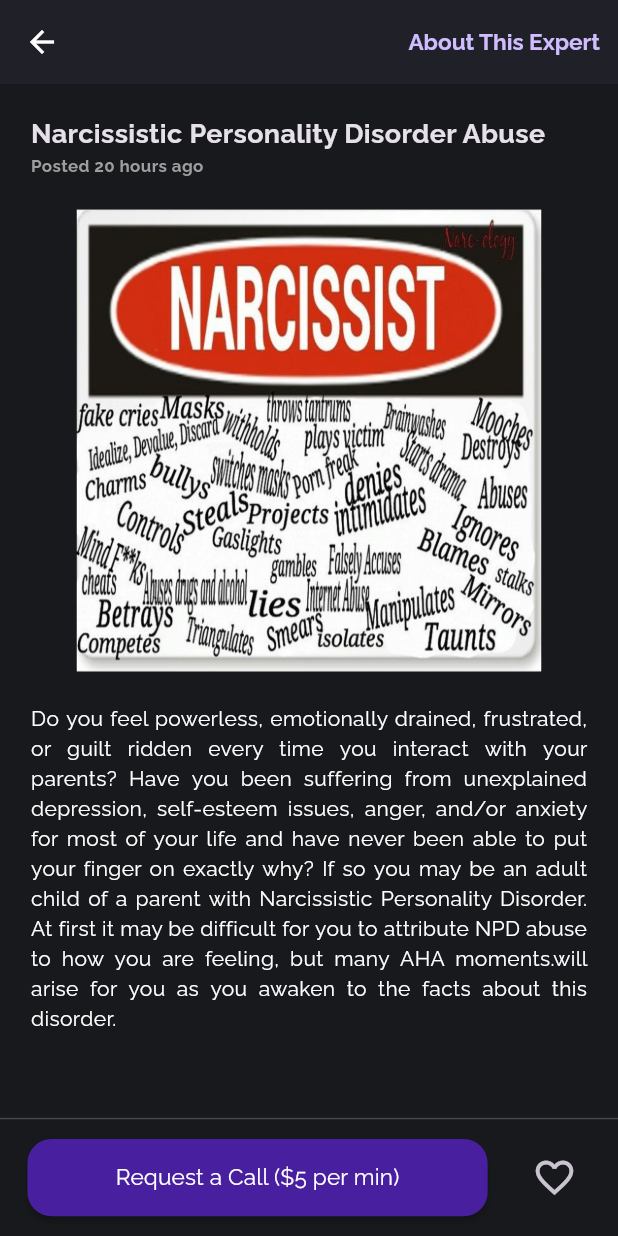
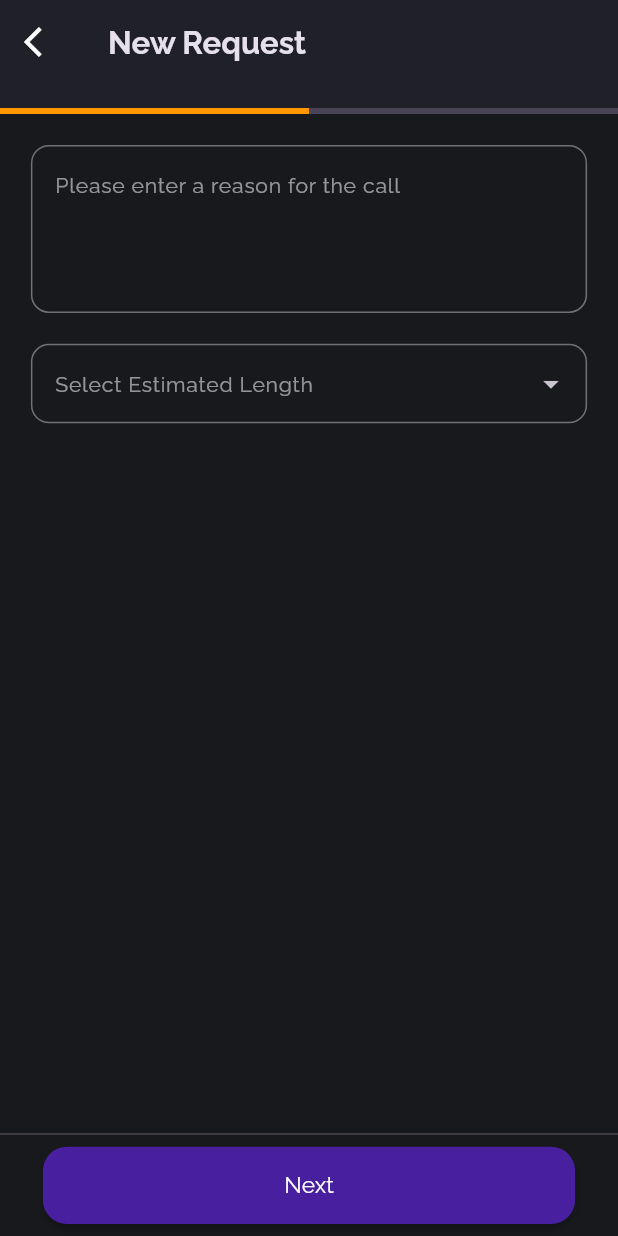
Before and after one commit to adtoba/EarnWise, a Flutter app: the ListingDetailScreen screen opened directly, after a tap on an icon or button, on a phone screen of 412 x 824 dp. Run offline on Flutter 3.47's test engine with Material 3 defaults, Android fonts, the phone set to English and light mode, and no system bars; our stand-ins replace flutter_riverpod, google_fonts, hive, hooks_riverpod; accounts and stored records are empty.

Commit message:
feat: Added some more UI screens

```diff
--- a/lib/src/core/presentation/inputs/app_textfield.dart
+++ b/lib/src/core/presentation/inputs/app_textfield.dart
@@ -96,7 +96,7 @@ class _FiatTextFieldState extends State<AppTextField> {
         prefixIcon: widget.prefix,
         floatingLabelBehavior: widget.floatingLabelBehavior,
         labelStyle: TextStyle(
-          fontSize: config.sp(15),
+          fontSize: config.sp(16),
           fontWeight: FontWeight.normal,
           color: isDarkMode ? Colors.white70 : Colors.grey
         ),
--- a/lib/src/features/home/screens/listing_detail_screen.dart
+++ b/lib/src/features/home/screens/listing_detail_screen.dart
@@ -1,4 +1,5 @@
 import 'package:earnwise/src/core/presentation/buttons/app_button.dart';
+import 'package:earnwise/src/features/home/screens/request_call_screen.dart';
 import 'package:earnwise/src/features/profile/screens/expert_profile_screen.dart';
 import 'package:earnwise/src/styles/text_sizes.dart';
 import 'package:earnwise/src/utils/navigator.dart';
@@ -42,19 +43,26 @@ class _ListingDetailScreenState extends ConsumerState<ListingDetailScreen> {
     return Scaffold(
       appBar: AppBar(
         elevation: 1,
-        actions: [
-          TextButton(
-            onPressed: () {
-              push(const ExpertProfileScreen());
-            },
-            child: Text(
-              "About This Expert",
-              style: TextSizes.s16.copyWith(
-                fontWeight: FontWeight.bold
-              ),
-            )
-          )
-        ],
+        // actions: [
+        //   TextButton.icon(
+        //     onPressed: () {
+        //       push(const ExpertProfileScreen());
+        //     },
+        //     icon: Icon(
+        //       Icons.info_outline,
+        //       color: isDarkMode
+        //         ? Colors.white
+        //         : Colors.black
+        //     ),
+        //     label: Text(
+        //       "About This Expert",
+        //       style: TextSizes.s16.copyWith(
+        //         color: isDarkMode ? Colors.white : Colors.black,
+        //         fontWeight: FontWeight.bold
+        //       ),
+        //     )
+        //   )
+        // ],
       ),
       body: Container(
         padding: EdgeInsets.symmetric(horizontal: config.sw(20)),
@@ -62,7 +70,37 @@ class _ListingDetailScreenState extends ConsumerState<ListingDetailScreen> {
           child: Column(
             crossAxisAlignment: CrossAxisAlignment.start,
             children: [
-              const YMargin(20),
+              Align(
+                alignment: Alignment.centerRight,
+                child: Row(
+                  mainAxisSize: MainAxisSize.min,
+                  children: [
+                    TextButton.icon(
+                      onPressed: () {},
+                      icon: const Icon(Icons.ios_share),
+                      label: Text(
+                        "Share",
+                        style: TextSizes.s14.copyWith(
+                          fontWeight: FontWeight.bold
+                        ),
+                      )
+                    ),
+                    TextButton.icon(
+                      onPressed: () {
+                        push(const ExpertProfileScreen());
+                      },
+                      icon: const Icon(Icons.info_outline),
+                      label: Text(
+                        "About this expert",
+                        style: TextSizes.s14.copyWith(
+                          fontWeight: FontWeight.bold
+                        ),
+                      )
+                    ),
+
+                  ],
+                )
+              ),
               Text(
                 "Narcissistic Personality Disorder Abuse",
                 style: TextSizes.s18.copyWith(
@@ -77,6 +115,7 @@ class _ListingDetailScreenState extends ConsumerState<ListingDetailScreen> {
                   color: Colors.grey
                 ),
               ),
+
               const YMargin(20),
               Center(
                 child: Image.asset(
@@ -110,7 +149,9 @@ class _ListingDetailScreenState extends ConsumerState<ListingDetailScreen> {
                 padding: EdgeInsets.symmetric(vertical: config.sh(5)),
                 child: AppButton(
                   text: "Request a Call (\$5 per min)",
-                  onPressed: () {},
+                  onPressed: () {
+                    push(const RequestCallScreen());
+                  },
                 ),
               ),
             ),
--- /dev/null
+++ b/lib/src/features/home/screens/request_call_screen.dart
@@ -0,0 +1,193 @@
+import 'package:earnwise/src/core/presentation/buttons/app_button.dart';
+import 'package:earnwise/src/core/presentation/inputs/app_textfield.dart';
+import 'package:earnwise/src/styles/text_sizes.dart';
+import 'package:earnwise/src/utils/size_config.dart';
+import 'package:earnwise/src/utils/spacer.dart';
+import 'package:flutter/material.dart';
+import 'package:flutter_riverpod/flutter_riverpod.dart';
+import 'package:google_fonts/google_fonts.dart';
+
+
+class RequestCallScreen extends ConsumerStatefulWidget {
+  const RequestCallScreen({super.key});
+
+  @override
+  ConsumerState<ConsumerStatefulWidget> createState() => _RequestCallScreenState();
+}
+
+class _RequestCallScreenState extends ConsumerState<RequestCallScreen> {
+
+  final pageController = PageController(
+    keepPage: true,
+    initialPage: 0
+  );
+
+  int currentIndex = 0;
+
+  void onPageChanged(int index) {
+    setState(() {
+      currentIndex = index;
+    });
+
+    pageController.jumpToPage(index);
+  }
+
+  @override
+  Widget build(BuildContext context) {
+    return Scaffold(
+      appBar: AppBar(
+        automaticallyImplyLeading: true,
+        centerTitle: false,
+        leading: IconButton(
+          onPressed: () {
+            if(currentIndex == 1) {
+              onPageChanged(0);
+            } else {
+              Navigator.pop(context);
+            }
+          },
+          icon: const Icon(Icons.arrow_back_ios)
+        ),
+        elevation: 1,
+        title: Text(
+          currentIndex == 0
+            ? "New Request"
+            : "Suggest a Time",
+          style: TextStyle(
+            fontSize: config.sp(22),
+            fontFamily: GoogleFonts.raleway().fontFamily,
+            fontWeight: FontWeight.bold
+          ),
+        ),
+        bottom: PreferredSize(
+          preferredSize: const Size(double.infinity, 20),
+          child: LinearProgressIndicator(
+            value: currentIndex == 0 ? 0.5 : 0.9,
+            valueColor: const AlwaysStoppedAnimation(Colors.orange),
+          )
+        ),
+      ),
+      body: PageView(
+        controller: pageController,
+        onPageChanged: onPageChanged,
+        children: [
+          Container(
+            padding: EdgeInsets.symmetric(horizontal: config.sw(20)),
+            child: const Column(
+              children: [
+                YMargin(20),
+                AppTextField(
+                  hint: "Please enter a reason for the call",
+                  maxLines: 4,
+                ),
+                YMargin(20),
+                AppTextField(
+                  hint: "Select Estimated Length",
+                  suffix: Icon(Icons.arrow_drop_down),
+                ),
+              ],
+            ),
+          ),
+          Container(
+            padding: EdgeInsets.symmetric(horizontal: config.sw(20)),
+            child: const Column(
+              crossAxisAlignment: CrossAxisAlignment.start,
+              children: [
+                YMargin(20),
+                SelectTimeWidget(),
+
+                YMargin(20),
+                SelectTimeWidget(),
+
+                YMargin(20),
+                SelectTimeWidget()
+              ],
+            ),
+          ),
+        ],
+      ),
+      persistentFooterButtons: [
+        Padding(
+          padding: EdgeInsets.symmetric(horizontal: config.sw(20)),
+          child: AppButton(
+            text: currentIndex == 0 ? "Next" : "Proceed",
+            onPressed: () {
+              if(currentIndex == 0) {
+                onPageChanged(1);
+              } else {
+
+              }
+            },
+          ),
+        )
+      ],
+    );
+  }
+}
+
+
+class SelectTimeWidget extends StatelessWidget {
+  const SelectTimeWidget({super.key});
+
+  @override
+  Widget build(BuildContext context) {
+    return Container(
+      padding: EdgeInsets.symmetric(horizontal: config.sw(10), vertical: config.sh(15)),
+      decoration: BoxDecoration(
+        borderRadius: BorderRadius.circular(10),
+        border: Border.all(
+          color: Colors.grey
+        )
+      ),
+      child: Row(
+        children: [
+          Expanded(
+            flex: 3,
+            child: InkWell(
+              onTap: () {},
+              child: Row(
+                children: [
+                  Expanded(
+                    child: Text(
+                      "Apr 23, 2024",
+                      style: TextSizes.s16.copyWith(
+                        fontWeight: FontWeight.w600
+                      ),
+                    ),
+                  ),
+                  const Icon(Icons.unfold_more)
+                ],
+              ),
+            ),
+          ),
+          const XMargin(10),
+          Container(
+            height: config.sh(20),
+            width: config.sw(1),
+            color: Colors.grey,
+          ),
+          const XMargin(10),
+          Expanded(
+            flex: 2,
+            child: InkWell(
+              onTap: () {},
+              child: Row(
+                children: [
+                  Expanded(
+                    child: Text(
+                      "4:00 PM",
+                      style: TextSizes.s16.copyWith(
+                        fontWeight: FontWeight.w600
+                      ),
+                    ),
+                  ),
+                  const Icon(Icons.unfold_more)
+                ],
+              ),
+            ),
+          )
+        ],
+      ),
+    );
+  }
+}
--- a/lib/src/features/profile/screens/expert_profile_screen.dart
+++ b/lib/src/features/profile/screens/expert_profile_screen.dart
@@ -15,15 +15,10 @@ class ExpertProfileScreen extends ConsumerStatefulWidget {
   ConsumerState<ConsumerStatefulWidget> createState() => _ExpertProfileScreenState();
 }
 
-class _ExpertProfileScreenState extends ConsumerState<ExpertProfileScreen> with TickerProviderStateMixin {
-
-  late TabController _tabController;
-
-  int currentIndex = 0;
+class _ExpertProfileScreenState extends ConsumerState<ExpertProfileScreen> {
 
   @override
   void initState() {
-    _tabController = TabController(length: 2, vsync: this);
     super.initState();
   }
 
@@ -38,7 +33,7 @@ class _ExpertProfileScreenState extends ConsumerState<ExpertProfileScreen> with
         centerTitle: false,
         elevation: 1,
         title: Text(
-          "About This Professional",
+          "About This Expert",
           style: TextStyle(
             fontSize: config.sp(22),
             fontFamily: GoogleFonts.raleway().fontFamily,
@@ -131,7 +126,7 @@ class _ExpertProfileScreenState extends ConsumerState<ExpertProfileScreen> with
                         ),
                       ),
                       const XMargin(10),
-                      const Icon(Icons.verified_outlined),
+                      const Icon(Icons.verified, color: Colors.green),
                     ],
                   ),
                   const YMargin(5),
@@ -230,6 +225,50 @@ class _ExpertProfileScreenState extends ConsumerState<ExpertProfileScreen> with
                     padding: EdgeInsets.symmetric(vertical: config.sh(20)),
                     physics: const NeverScrollableScrollPhysics(),
                     itemBuilder: (c, i) {
+                      // return Row(
+                      //   children: [
+                      //     const CircleAvatar(
+                      //       radius: 20,
+                      //       backgroundImage: AssetImage(
+                      //         "assets/images/person.jpeg"
+                      //       ),
+                      //     ),
+                      //     XMargin(10),
+                      //     Expanded(
+                      //       child: Container(
+                      //         padding: EdgeInsets.all(10),
+                      //         decoration: BoxDecoration(
+                      //           borderRadius: BorderRadius.circular(8),
+                      //           border: Border.all(
+                      //             width: .5,
+                      //             color: Colors.grey
+                      //           )
+                      //         ),
+                      //         child: Column(
+                      //           children: [
+                      //             Text(
+                      //               "I've been very impressed by Randi's books and podcasts and knowledge of her subject. She is easy to talk to with a kind disposition. I'm so glad she still takes individual sessions - Absolutely recommended.",
+                      //               style: TextSizes.s14.copyWith(
+                      //                 fontWeight: FontWeight.w400,
+                      //                 fontSize: config.sp(13),
+                      //                 color: isDarkMode ? Colors.white : Colors.black
+                      //               ),
+                      //             ),
+                      //             const Align(
+                      //               alignment: Alignment.centerRight,
+                      //               child: Text(
+                      //                 "Jun 21, 2024",
+                      //                 style: TextStyle(
+                      //                   fontSize: 12
+                      //                 ),
+                      //               ),
+                      //             ),
+                      //           ],
+                      //         ),
+                      //       ),
+                      //     )
+                      //   ],
+                      // );
                       return ListTile(
                         contentPadding: EdgeInsets.zero,
                         leading: const CircleAvatar(
@@ -268,11 +307,4 @@ class _ExpertProfileScreenState extends ConsumerState<ExpertProfileScreen> with
       ),
     );
   }
-
-  void onTabChanged(int index) {
-    setState(() {
-      currentIndex = index;
-    });
-
-  }
 }
--- a/lib/src/features/profile/screens/settings_page.dart
+++ b/lib/src/features/profile/screens/settings_page.dart
@@ -145,7 +145,7 @@ class _SettingsPageState extends ConsumerState<SettingsPage> {
                   ),
                 ),
                 subtitle: Text(
-                  "Logout of your account",
+                  "Sign out of your account",
                   style: TextSizes.s12,
                 ),
                 trailing: const Icon(Icons.arrow_forward_ios, size: 20),
```
Also changed, not shown: lib/src/features/dashboard/screens/dashboard.dart (+4 -4 lines), lib/src/features/expert/screens/create_expert_screen.dart (added, +121 -0 lines), lib/src/features/home/screens/home_screen.dart (+11 -49 lines), lib/src/features/home/widgets/listing_item.dart (added, +96 -0 lines), lib/src/features/messages/screens/messages_screen.dart (added, +62 -0 lines), lib/src/features/profile/screens/profile_screen.dart (+6 -3 lines).
